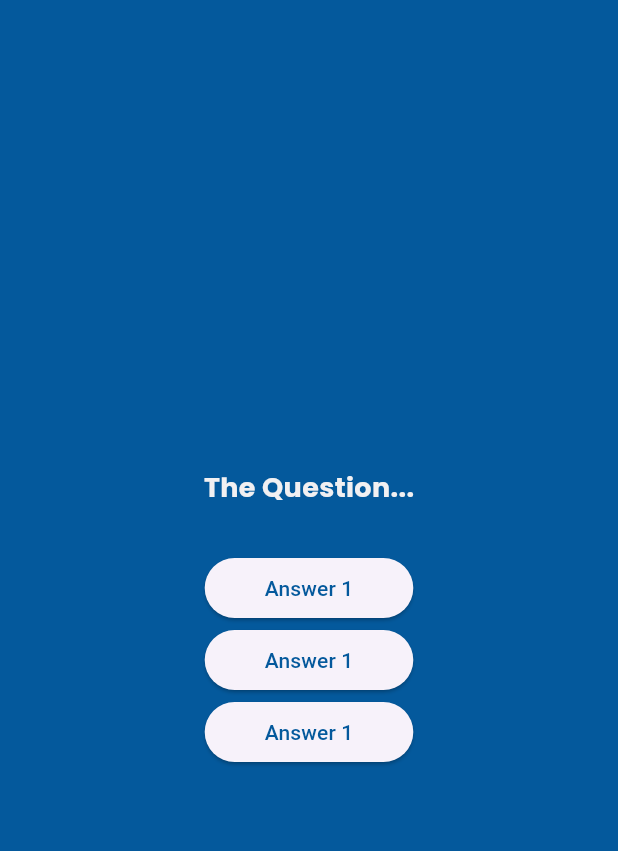
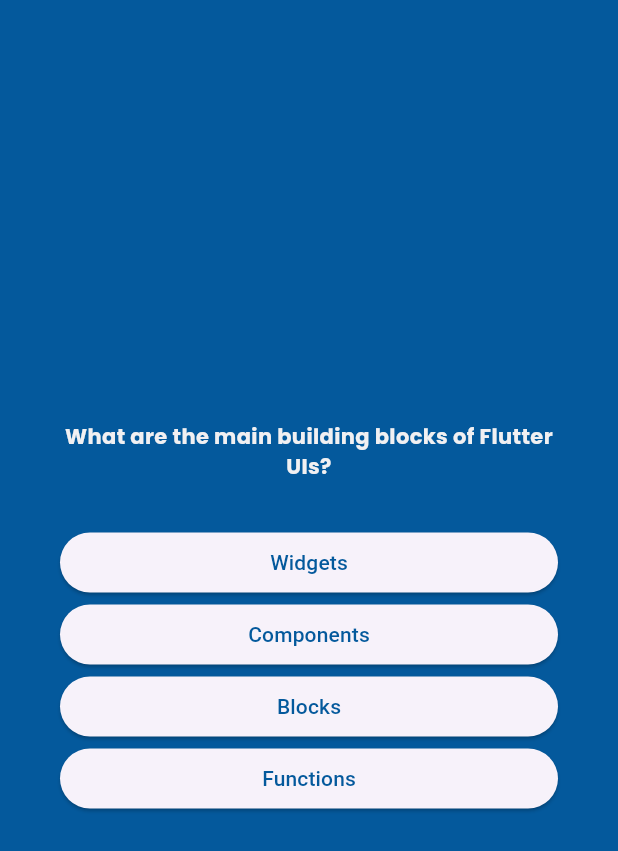
Before and after one commit to qyupaww/quiz_app, a Flutter app: the screen it shows after launch, after a tap on "Start Quiz", on a phone screen of 412 x 824 dp. Shown: the top 851 px of the screen. Run offline on Flutter 3.47's test engine with Material 3 defaults, Android fonts, the phone set to English and light mode, and no system bars; our stand-ins replace google_fonts.

Commit message:
mapping question

```diff
--- a/lib/answer_button.dart
+++ b/lib/answer_button.dart
@@ -15,7 +15,7 @@ class AnswerButton extends StatelessWidget {
       style: ElevatedButton.styleFrom(
         padding: const EdgeInsets.symmetric(
           vertical: 10,
-          horizontal: 40,
+          horizontal: 100,
         ),
         shape: RoundedRectangleBorder(
           borderRadius: BorderRadius.circular(
--- a/lib/questions.dart
+++ b/lib/questions.dart
@@ -1,6 +1,7 @@
 import 'package:flutter/material.dart';
 import 'package:quiz_app/answer_button.dart';
 import 'package:quiz_app/theme.dart';
+import 'package:quiz_app/data/quest.dart';
 
 class Questions extends StatefulWidget {
   const Questions({super.key});
@@ -12,34 +13,33 @@ class Questions extends StatefulWidget {
 class _QuestionsState extends State<Questions> {
   @override
   Widget build(BuildContext context) {
+    final currentQuestion = quest[0];
+
     return SizedBox(
       width: double.infinity,
+      child: Container(
+        margin: const EdgeInsets.all(
+          40,
+        ),
         child: Column(
+          crossAxisAlignment: CrossAxisAlignment.stretch,
           mainAxisAlignment: MainAxisAlignment.center,
           children: [
             Text(
-            'The Question...',
+              currentQuestion.text,
               style: primaryTextStyle.copyWith(
-              fontSize: 18,
                 fontWeight: bold,
               ),
+              textAlign: TextAlign.center,
             ),
             const SizedBox(
               height: 30,
             ),
-          AnswerButton(
-            answerText: 'Answer 1',
-            onTap: () {},
+            ...currentQuestion.answer.map((answer) {
+              return AnswerButton(answerText: answer, onTap: () {});
+            })
+          ],
         ),
-          AnswerButton(
-            answerText: 'Answer 1',
-            onTap: () {},
-          ),
-          AnswerButton(
-            answerText: 'Answer 1',
-            onTap: () {},
-          ),
-        ],
       ),
     );
   }
```
Lines whose indentation alone changed are shown as unchanged.
